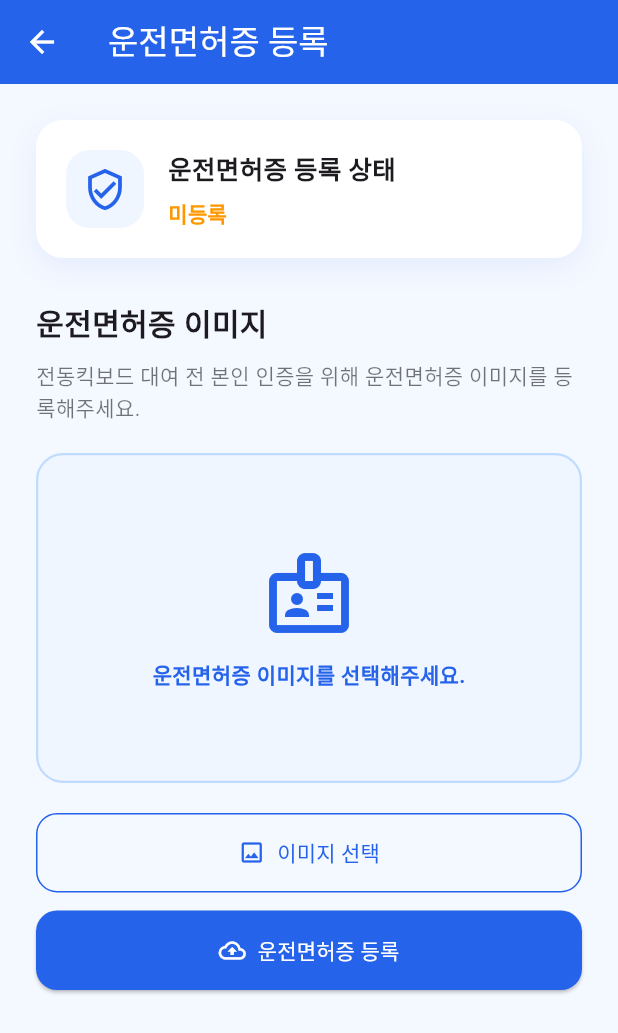
After one commit to Meon-ji/Kickboard-License-Verification, a Flutter app: the LicenseRegisterScreen screen opened by its route, on a phone screen of 412 x 824 dp. The commit adds this screen. Shown: the top 1033 px of the screen. Run offline on Flutter 3.47's test engine with Material 3 defaults, Android fonts, the phone set to English and light mode, and no system bars; our stand-ins replace flutter_secure_storage, image_picker; accounts and stored records are empty; network calls fail.

Commit message:
feat: 운전면허증 업로드 API 연동

```diff
--- a/frontend/lib/main.dart
+++ b/frontend/lib/main.dart
@@ -3,6 +3,7 @@ import 'package:flutter/material.dart';
 import 'screens/login_screen.dart';
 import 'screens/register_screen.dart';
 import 'screens/home_screen.dart';
+import 'screens/license_register_screen.dart';
 
 void main() {
   runApp(const KickboardApp());
@@ -19,24 +20,13 @@ class KickboardApp extends StatelessWidget {
       theme: ThemeData(
         primarySwatch: Colors.blue,
         scaffoldBackgroundColor: const Color(0xFFF4F8FF),
-        inputDecorationTheme: InputDecorationTheme(
-          filled: true,
-          fillColor: Colors.white,
-          border: OutlineInputBorder(
-            borderRadius: BorderRadius.circular(14),
-            borderSide: const BorderSide(color: Color(0xFFD6E4FF)),
-          ),
-          focusedBorder: OutlineInputBorder(
-            borderRadius: BorderRadius.circular(14),
-            borderSide: const BorderSide(color: Color(0xFF2563EB), width: 2),
-          ),
-        ),
       ),
       initialRoute: '/login',
       routes: {
         '/login': (context) => const LoginScreen(),
         '/register': (context) => const RegisterScreen(),
         '/home': (context) => const HomeScreen(),
+        '/license-register': (context) => const LicenseRegisterScreen(),
       },
     );
   }
--- a/frontend/lib/screens/home_screen.dart
+++ b/frontend/lib/screens/home_screen.dart
@@ -109,9 +109,7 @@ class HomeScreen extends StatelessWidget {
                 title: '운전면허증 등록',
                 description: '운전면허증 이미지를 촬영하거나 업로드합니다.',
                 onTap: () {
-                  ScaffoldMessenger.of(context).showSnackBar(
-                    const SnackBar(content: Text('운전면허증 등록 화면은 다음 단계에서 구현합니다.')),
-                  );
+                  Navigator.pushNamed(context, '/license-register');
                 },
               ),
               const SizedBox(height: 16),
--- /dev/null
+++ b/frontend/lib/screens/license_register_screen.dart
@@ -0,0 +1,307 @@
+import 'dart:io';
+
+import 'package:flutter/foundation.dart';
+import 'package:flutter/material.dart';
+import 'package:image_picker/image_picker.dart';
+
+import '../services/license_service.dart';
+
+class LicenseRegisterScreen extends StatefulWidget {
+  const LicenseRegisterScreen({super.key});
+
+  @override
+  State<LicenseRegisterScreen> createState() => _LicenseRegisterScreenState();
+}
+
+class _LicenseRegisterScreenState extends State<LicenseRegisterScreen> {
+  final ImagePicker picker = ImagePicker();
+
+  XFile? selectedImage;
+  bool isLoading = false;
+  bool isRegistered = false;
+  String? licenseImagePath;
+
+  @override
+  void initState() {
+    super.initState();
+    loadLicenseStatus();
+  }
+
+  Future<void> loadLicenseStatus() async {
+    final status = await LicenseService.getLicenseStatus();
+
+    if (!mounted) return;
+
+    if (status != null) {
+      setState(() {
+        isRegistered = status['license_registered'] ?? false;
+        licenseImagePath = status['license_image_path'];
+      });
+    }
+  }
+
+  Future<void> pickImage() async {
+    final XFile? image = await picker.pickImage(
+      source: ImageSource.gallery,
+      imageQuality: 85,
+    );
+
+    if (image == null) {
+      return;
+    }
+
+    setState(() {
+      selectedImage = image;
+    });
+  }
+
+  Future<void> uploadLicenseImage() async {
+    if (selectedImage == null) {
+      ScaffoldMessenger.of(context).showSnackBar(
+        const SnackBar(content: Text('운전면허증 이미지를 먼저 선택해주세요.')),
+      );
+      return;
+    }
+
+    setState(() {
+      isLoading = true;
+    });
+
+    final success = await LicenseService.registerLicenseImage(
+      imageFile: selectedImage!,
+    );
+
+    if (!mounted) return;
+
+    setState(() {
+      isLoading = false;
+    });
+
+    if (!success) {
+      ScaffoldMessenger.of(context).showSnackBar(
+        const SnackBar(content: Text('운전면허증 등록에 실패했습니다. 다시 시도해주세요.')),
+      );
+      return;
+    }
+
+    ScaffoldMessenger.of(context).showSnackBar(
+      const SnackBar(content: Text('운전면허증 이미지가 등록되었습니다.')),
+    );
+
+    setState(() {
+      isRegistered = true;
+    });
+
+    await loadLicenseStatus();
+  }
+
+  Widget buildImagePreview() {
+    if (selectedImage == null) {
+      return Container(
+        height: 220,
+        decoration: BoxDecoration(
+          color: const Color(0xFFEFF6FF),
+          borderRadius: BorderRadius.circular(18),
+          border: Border.all(
+            color: const Color(0xFFBFDBFE),
+            width: 1.5,
+          ),
+        ),
+        child: const Center(
+          child: Column(
+            mainAxisSize: MainAxisSize.min,
+            children: [
+              Icon(
+                Icons.badge_outlined,
+                size: 64,
+                color: Color(0xFF2563EB),
+              ),
+              SizedBox(height: 12),
+              Text(
+                '운전면허증 이미지를 선택해주세요.',
+                style: TextStyle(
+                  color: Color(0xFF2563EB),
+                  fontWeight: FontWeight.w600,
+                ),
+              ),
+            ],
+          ),
+        ),
+      );
+    }
+
+    if (kIsWeb) {
+      return ClipRRect(
+        borderRadius: BorderRadius.circular(18),
+        child: Image.network(
+          selectedImage!.path,
+          height: 220,
+          width: double.infinity,
+          fit: BoxFit.cover,
+        ),
+      );
+    }
+
+    return ClipRRect(
+      borderRadius: BorderRadius.circular(18),
+      child: Image.file(
+        File(selectedImage!.path),
+        height: 220,
+        width: double.infinity,
+        fit: BoxFit.cover,
+      ),
+    );
+  }
+
+  @override
+  Widget build(BuildContext context) {
+    final statusText = isRegistered ? '등록 완료' : '미등록';
+    final statusColor = isRegistered ? Colors.green : Colors.orange;
+
+    return Scaffold(
+      appBar: AppBar(
+        title: const Text('운전면허증 등록'),
+        backgroundColor: const Color(0xFF2563EB),
+        foregroundColor: Colors.white,
+      ),
+      body: SafeArea(
+        child: SingleChildScrollView(
+          padding: const EdgeInsets.all(24),
+          child: Column(
+            crossAxisAlignment: CrossAxisAlignment.stretch,
+            children: [
+              Container(
+                padding: const EdgeInsets.all(20),
+                decoration: BoxDecoration(
+                  color: Colors.white,
+                  borderRadius: BorderRadius.circular(18),
+                  boxShadow: [
+                    BoxShadow(
+                      color: const Color(0xFF2563EB).withOpacity(0.08),
+                      blurRadius: 16,
+                      offset: const Offset(0, 6),
+                    ),
+                  ],
+                ),
+                child: Row(
+                  children: [
+                    Container(
+                      width: 52,
+                      height: 52,
+                      decoration: BoxDecoration(
+                        color: const Color(0xFFEFF6FF),
+                        borderRadius: BorderRadius.circular(16),
+                      ),
+                      child: const Icon(
+                        Icons.verified_user_outlined,
+                        color: Color(0xFF2563EB),
+                        size: 30,
+                      ),
+                    ),
+                    const SizedBox(width: 16),
+                    Expanded(
+                      child: Column(
+                        crossAxisAlignment: CrossAxisAlignment.start,
+                        children: [
+                          const Text(
+                            '운전면허증 등록 상태',
+                            style: TextStyle(
+                              fontWeight: FontWeight.bold,
+                              fontSize: 17,
+                            ),
+                          ),
+                          const SizedBox(height: 6),
+                          Text(
+                            statusText,
+                            style: TextStyle(
+                              color: statusColor,
+                              fontWeight: FontWeight.w600,
+                            ),
+                          ),
+                        ],
+                      ),
+                    ),
+                  ],
+                ),
+              ),
+
+              const SizedBox(height: 28),
+
+              const Text(
+                '운전면허증 이미지',
+                style: TextStyle(
+                  fontSize: 20,
+                  fontWeight: FontWeight.bold,
+                ),
+              ),
+              const SizedBox(height: 10),
+              const Text(
+                '전동킥보드 대여 전 본인 인증을 위해 운전면허증 이미지를 등록해주세요.',
+                style: TextStyle(
+                  color: Colors.black54,
+                  fontSize: 14,
+                ),
+              ),
+
+              const SizedBox(height: 20),
+
+              buildImagePreview(),
+
+              const SizedBox(height: 20),
+
+              OutlinedButton.icon(
+                onPressed: isLoading ? null : pickImage,
+                icon: const Icon(Icons.image_outlined),
+                label: const Text('이미지 선택'),
+                style: OutlinedButton.styleFrom(
+                  padding: const EdgeInsets.symmetric(vertical: 16),
+                  foregroundColor: const Color(0xFF2563EB),
+                  side: const BorderSide(color: Color(0xFF2563EB)),
+                  shape: RoundedRectangleBorder(
+                    borderRadius: BorderRadius.circular(14),
+                  ),
+                ),
+              ),
+
+              const SizedBox(height: 12),
+
+              ElevatedButton.icon(
+                onPressed: isLoading ? null : uploadLicenseImage,
+                icon: isLoading
+                    ? const SizedBox(
+                        width: 18,
+                        height: 18,
+                        child: CircularProgressIndicator(
+                          strokeWidth: 2,
+                          color: Colors.white,
+                        ),
+                      )
+                    : const Icon(Icons.cloud_upload_outlined),
+                label: Text(isLoading ? '등록 중...' : '운전면허증 등록'),
+                style: ElevatedButton.styleFrom(
+                  padding: const EdgeInsets.symmetric(vertical: 16),
+                  backgroundColor: const Color(0xFF2563EB),
+                  foregroundColor: Colors.white,
+                  shape: RoundedRectangleBorder(
+                    borderRadius: BorderRadius.circular(14),
+                  ),
+                ),
+              ),
+
+              if (licenseImagePath != null) ...[
+                const SizedBox(height: 20),
+                Text(
+                  '저장 경로: $licenseImagePath',
+                  style: const TextStyle(
+                    color: Colors.black45,
+                    fontSize: 12,
+                  ),
+                ),
+              ],
+            ],
+          ),
+        ),
+      ),
+    );
+  }
+}
--- /dev/null
+++ b/frontend/lib/services/license_service.dart
@@ -0,0 +1,80 @@
+import 'dart:convert';
+
+import 'package:flutter_secure_storage/flutter_secure_storage.dart';
+import 'package:http/http.dart' as http;
+import 'package:image_picker/image_picker.dart';
+import 'package:http_parser/http_parser.dart';
+
+class LicenseService {
+  static const String baseUrl = 'http://127.0.0.1:8000';
+  static const FlutterSecureStorage storage = FlutterSecureStorage();
+
+  static Future<bool> registerLicenseImage({
+    required XFile imageFile,
+  }) async {
+    final token = await storage.read(key: 'access_token');
+
+    if (token == null) {
+      return false;
+    }
+
+    final url = Uri.parse('$baseUrl/license/register');
+
+    final request = http.MultipartRequest('POST', url);
+    request.headers['Authorization'] = 'Bearer $token';
+
+    final bytes = await imageFile.readAsBytes();
+
+    final extension = imageFile.name.split('.').last.toLowerCase();
+
+    String mimeType = 'jpeg';
+
+    if (extension == 'png') {
+      mimeType = 'png';
+    } else if (extension == 'jpg' || extension == 'jpeg') {
+      mimeType = 'jpeg';
+    } else if (extension == 'webp') {
+      mimeType = 'webp';
+    }
+
+    request.files.add(
+      http.MultipartFile.fromBytes(
+        'file',
+        bytes,
+        filename: imageFile.name,
+        contentType: MediaType('image', mimeType),
+      ),
+    );
+
+    final streamedResponse = await request.send();
+    final response = await http.Response.fromStream(streamedResponse);
+
+    print('license upload status: ${response.statusCode}');
+    print('license upload body: ${response.body}');
+
+    return response.statusCode == 200;
+  }
+
+  static Future<Map<String, dynamic>?> getLicenseStatus() async {
+    final token = await storage.read(key: 'access_token');
+
+    if (token == null) {
+      return null;
+    }
+
+    final url = Uri.parse('$baseUrl/license/status');
+
+    final response = await http.get(
+      url,
+      headers: {
+        'Authorization': 'Bearer $token',
+      },
+    );
+
+    if (response.statusCode == 200) {
+      return jsonDecode(response.body);
+    }
+
+    return null;
+  }
+}
--- a/frontend/pubspec.yaml
+++ b/frontend/pubspec.yaml
@@ -36,6 +36,8 @@ dependencies:
   cupertino_icons: ^1.0.8
   http: ^1.6.0
   flutter_secure_storage: ^10.3.1
+  image_picker: ^1.2.2
+  http_parser: ^4.1.2
 
 dev_dependencies:
   flutter_test:
```
Also changed, not shown: frontend/pubspec.lock, 5 other files.
